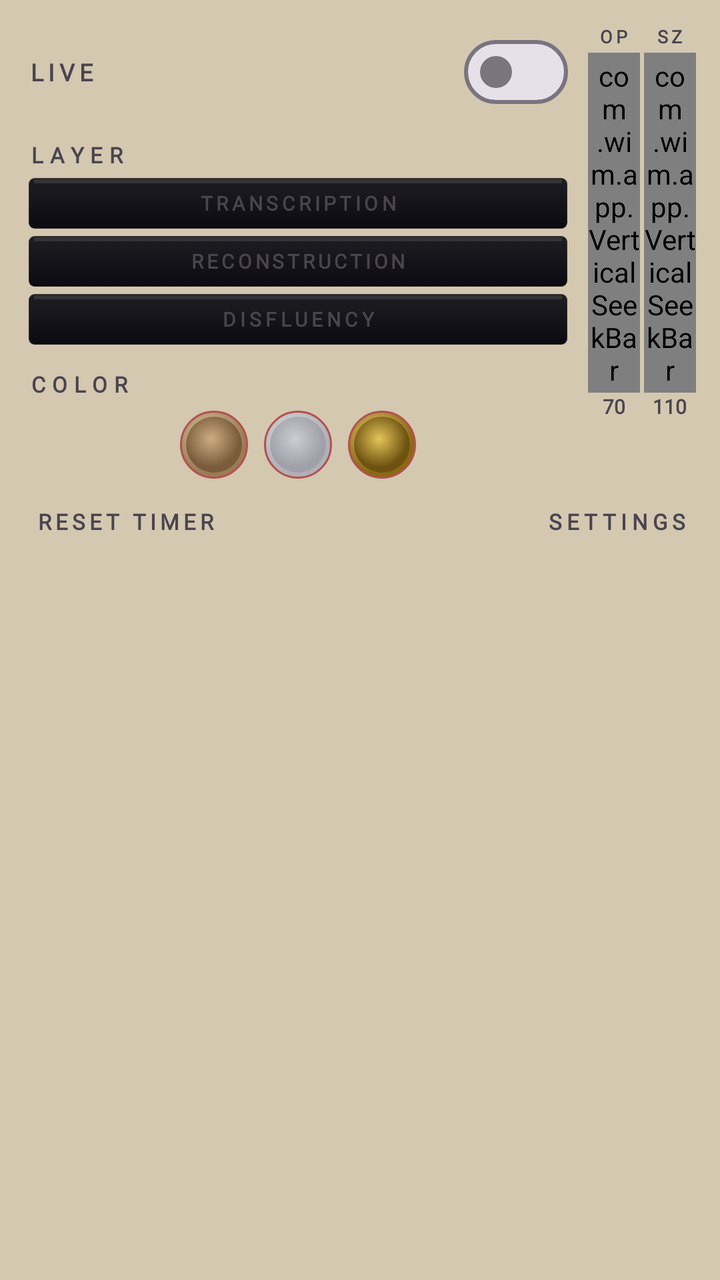
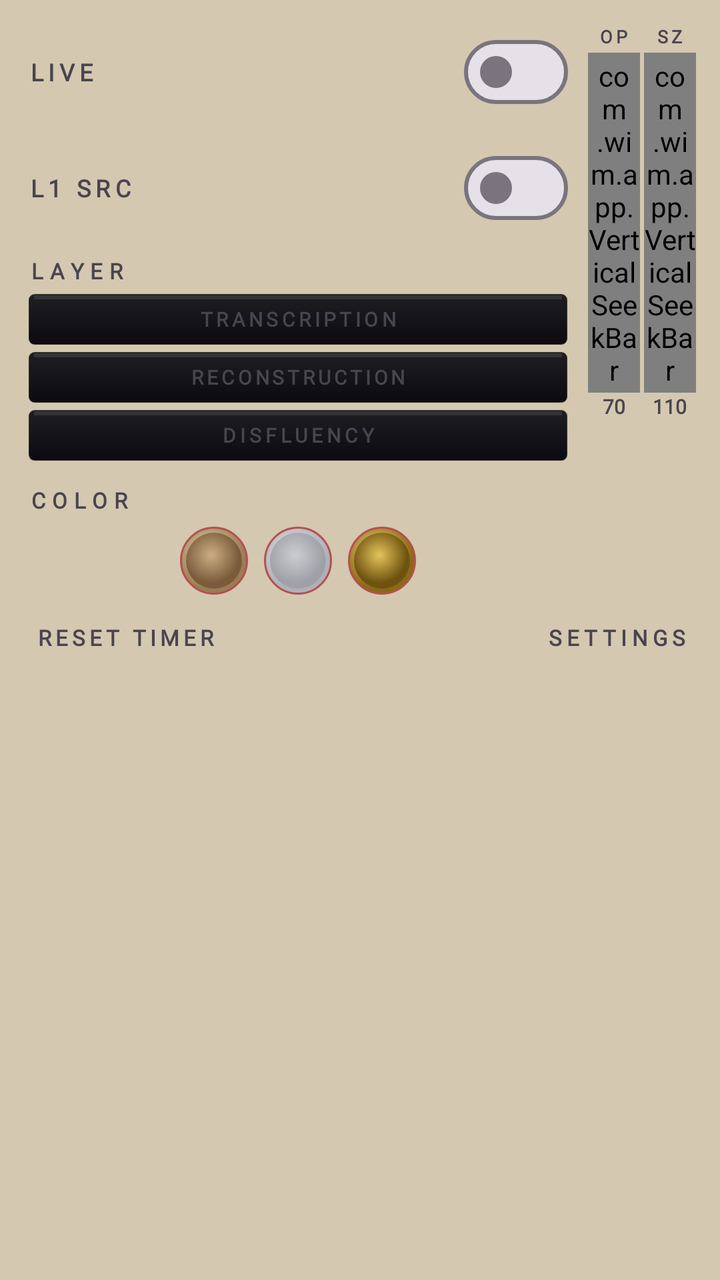

An Android layout rendered at two revisions. The XML below is the earlier revision; the diff shows what the commit changed to produce the second picture.
<!-- AndroidManifest.xml: application theme Theme.WhatIMeant -->
<!-- res/layout/bubble_menu.xml -->
<?xml version="1.0" encoding="utf-8"?>
<LinearLayout xmlns:android="http://schemas.android.com/apk/res/android"
    android:id="@+id/menuRoot"
    android:layout_width="220dp"
    android:layout_height="wrap_content"
    android:orientation="vertical"
    android:elevation="14dp"
    android:paddingStart="14dp"
    android:paddingEnd="12dp"
    android:paddingTop="12dp"
    android:paddingBottom="22dp">

    
    <LinearLayout
        android:layout_width="match_parent"
        android:layout_height="wrap_content"
        android:orientation="horizontal">

        
        <LinearLayout
            android:layout_width="0dp"
            android:layout_weight="1"
            android:layout_height="wrap_content"
            android:orientation="vertical">

            
            <LinearLayout
                android:layout_width="match_parent"
                android:layout_height="wrap_content"
                android:orientation="horizontal"
                android:gravity="center_vertical"
                android:layout_marginBottom="10dp">

                <TextView
                    android:id="@+id/menuLiveLabel"
                    android:layout_width="0dp"
                    android:layout_weight="1"
                    android:layout_height="wrap_content"
                    android:text="LIVE"
                    android:textSize="12sp"
                    android:fontFamily="@font/josefin_sans"
                    android:textStyle="bold"
                    android:letterSpacing="0.20" />

                <com.google.android.material.materialswitch.MaterialSwitch
                    android:id="@+id/menuLiveToggle"
                    android:layout_width="wrap_content"
                    android:layout_height="wrap_content" />
            </LinearLayout>

            
            <TextView
                android:id="@+id/menuLayerLabel"
                android:layout_width="match_parent"
                android:layout_height="wrap_content"
                android:text="LAYER"
                android:textSize="11sp"
                android:fontFamily="@font/josefin_sans"
                android:textStyle="bold"
                android:letterSpacing="0.30"
                android:layout_marginBottom="4dp" />

            
            <TextView
                android:id="@+id/menuLayer1"
                android:layout_width="match_parent"
                android:layout_height="26dp"
                android:text="TRANSCRIPTION"
                android:textSize="10sp"
                android:fontFamily="@font/josefin_sans"
                android:textStyle="bold"
                android:gravity="center"
                android:letterSpacing="0.18"
                android:background="@drawable/nameplate_bg"
                android:layout_marginBottom="3dp" />

            <TextView
                android:id="@+id/menuLayer2"
                android:layout_width="match_parent"
                android:layout_height="26dp"
                android:text="RECONSTRUCTION"
                android:textSize="10sp"
                android:fontFamily="@font/josefin_sans"
                android:textStyle="bold"
                android:gravity="center"
                android:letterSpacing="0.16"
                android:background="@drawable/nameplate_bg"
                android:layout_marginBottom="3dp" />

            <TextView
                android:id="@+id/menuLayer4"
                android:layout_width="match_parent"
                android:layout_height="26dp"
                android:text="DISFLUENCY"
                android:textSize="10sp"
                android:fontFamily="@font/josefin_sans"
                android:textStyle="bold"
                android:gravity="center"
                android:letterSpacing="0.20"
                android:background="@drawable/nameplate_bg"
                android:layout_marginBottom="12dp" />

            
            <TextView
                android:id="@+id/menuColorLabel"
                android:layout_width="match_parent"
                android:layout_height="wrap_content"
                android:text="COLOR"
                android:textSize="11sp"
                android:fontFamily="@font/josefin_sans"
                android:textStyle="bold"
                android:letterSpacing="0.30"
                android:layout_marginBottom="6dp" />

            
            <LinearLayout
                android:layout_width="match_parent"
                android:layout_height="34dp"
                android:orientation="horizontal"
                android:gravity="center">

                <View
                    android:id="@+id/menuThemeBronze"
                    android:layout_width="34dp"
                    android:layout_height="34dp"
                    android:background="@drawable/color_indicator_bronze"
                    android:layout_marginEnd="8dp"
                    android:contentDescription="Bronze" />
                <View
                    android:id="@+id/menuThemeAluminum"
                    android:layout_width="34dp"
                    android:layout_height="34dp"
                    android:background="@drawable/color_indicator_silver"
                    android:layout_marginEnd="8dp"
                    android:contentDescription="Silver" />
                <View
                    android:id="@+id/menuThemeGunmetal"
                    android:layout_width="34dp"
                    android:layout_height="34dp"
                    android:background="@drawable/color_indicator_gold"
                    android:contentDescription="Gold" />
            </LinearLayout>
        </LinearLayout>

        
        <LinearLayout
            android:layout_width="wrap_content"
            android:layout_height="match_parent"
            android:orientation="horizontal"
            android:layout_marginStart="10dp"
            android:gravity="top">

            
            <LinearLayout
                android:layout_width="wrap_content"
                android:layout_height="wrap_content"
                android:orientation="vertical"
                android:gravity="center_horizontal">

                <TextView
                    android:id="@+id/menuOpacityLabel"
                    android:layout_width="wrap_content"
                    android:layout_height="wrap_content"
                    android:text="OP"
                    android:textSize="9sp"
                    android:fontFamily="@font/josefin_sans"
                    android:textStyle="bold"
                    android:letterSpacing="0.20"
                    android:layout_marginBottom="2dp" />

                <com.wim.app.VerticalSeekBar
                    android:id="@+id/menuOpacitySeek"
                    android:layout_width="26dp"
                    android:layout_height="170dp"
                    android:min="20"
                    android:max="100"
                    android:progress="70"
                    android:thumb="@drawable/fader_thumb"
                    android:splitTrack="false"
                    android:paddingTop="0dp"
                    android:paddingBottom="0dp" />

                <TextView
                    android:id="@+id/menuOpacityValue"
                    android:layout_width="wrap_content"
                    android:layout_height="wrap_content"
                    android:text="70"
                    android:textSize="10sp"
                    android:fontFamily="@font/josefin_sans"
                    android:textStyle="bold"
                    android:layout_marginTop="0dp" />
            </LinearLayout>

            
            <LinearLayout
                android:layout_width="wrap_content"
                android:layout_height="wrap_content"
                android:orientation="vertical"
                android:gravity="center_horizontal"
                android:layout_marginStart="2dp">

                <TextView
                    android:id="@+id/menuSizeLabel"
                    android:layout_width="wrap_content"
                    android:layout_height="wrap_content"
                    android:text="SZ"
                    android:textSize="9sp"
                    android:fontFamily="@font/josefin_sans"
                    android:textStyle="bold"
                    android:letterSpacing="0.20"
                    android:layout_marginBottom="2dp" />

                <com.wim.app.VerticalSeekBar
                    android:id="@+id/menuSizeSeek"
                    android:layout_width="26dp"
                    android:layout_height="170dp"
                    android:min="70"
                    android:max="150"
                    android:progress="110"
                    android:thumb="@drawable/fader_thumb"
                    android:splitTrack="false"
                    android:paddingTop="0dp"
                    android:paddingBottom="0dp" />

                <TextView
                    android:id="@+id/menuSizeValue"
                    android:layout_width="wrap_content"
                    android:layout_height="wrap_content"
                    android:text="110"
                    android:textSize="10sp"
                    android:fontFamily="@font/josefin_sans"
                    android:textStyle="bold"
                    android:layout_marginTop="0dp" />
            </LinearLayout>
        </LinearLayout>
    </LinearLayout>

    
    <LinearLayout
        android:layout_width="match_parent"
        android:layout_height="wrap_content"
        android:orientation="horizontal"
        android:layout_marginTop="10dp">

        <TextView
            android:id="@+id/menuResetTimer"
            android:layout_width="wrap_content"
            android:layout_height="wrap_content"
            android:text="RESET TIMER"
            android:textSize="11sp"
            android:fontFamily="@font/josefin_sans"
            android:textStyle="bold"
            android:letterSpacing="0.18"
            android:padding="4dp" />

        <Space
            android:layout_width="0dp"
            android:layout_weight="1"
            android:layout_height="0dp" />

        <TextView
            android:id="@+id/menuOpenSettings"
            android:layout_width="wrap_content"
            android:layout_height="wrap_content"
            android:text="SETTINGS"
            android:textSize="11sp"
            android:fontFamily="@font/josefin_sans"
            android:textStyle="bold"
            android:letterSpacing="0.22"
            android:padding="4dp" />
    </LinearLayout>
</LinearLayout>
<!-- resources referenced by this layout -->
<resources>
  <!-- drawable fader_thumb (drawable) -->
  <?xml version="1.0" encoding="utf-8"?>
  <layer-list xmlns:android="http://schemas.android.com/apk/res/android">
      
      <item>
          <shape android:shape="rectangle">
              <gradient
                  android:startColor="#FFE0D4B0"
                  android:centerColor="#FFC8B48A"
                  android:endColor="#FF8A7656"
                  android:angle="270" />
              <corners android:radius="3dp" />
              <stroke android:width="0.7dp" android:color="#FF1A0F08" />
              <size android:width="20dp" android:height="20dp" />
          </shape>
      </item>
      
      <item android:top="9dp" android:bottom="9dp" android:left="3dp" android:right="3dp">
          <shape android:shape="rectangle">
              <solid android:color="#FFB55050" />
          </shape>
      </item>
      
      <item android:top="2dp" android:bottom="15dp" android:left="3dp" android:right="3dp">
          <shape android:shape="rectangle">
              <solid android:color="#66FFFFFF" />
          </shape>
      </item>
  </layer-list>
  <style name="Theme.WhatIMeant" parent="Theme.Material3.DayNight.NoActionBar">
          <item name="colorPrimary">@color/red_primary</item>
          <item name="colorOnPrimary">@color/text_white</item>
          <item name="colorPrimaryContainer">@color/bg_surface</item>
          <item name="colorOnPrimaryContainer">@color/text_primary</item>
          <item name="colorSecondary">@color/bg_surface</item>
          <item name="colorSurface">@color/bg_base</item>
          <item name="colorOnSurface">@color/text_primary</item>
          <item name="android:windowBackground">@color/bg_base</item>
          <item name="android:statusBarColor">@color/bg_surface</item>
          <item name="android:navigationBarColor">@color/bg_surface</item>
          <item name="android:colorBackground">@color/bg_base</item>
          <item name="android:textColorPrimary">@color/text_primary</item>
          <item name="android:textColorSecondary">@color/text_secondary</item>
          <item name="colorSurfaceVariant">@color/bg_elevated</item>
      </style>
  <color name="red_primary">#FFB91C1C</color>
  <color name="text_white">#FF1A1612</color>
  <color name="bg_surface">#FFE8DDC4</color>
  <color name="text_primary">#FF2A2420</color>
  <color name="bg_base">#FFD4C8B0</color>
  <color name="text_secondary">#FF6B5D4A</color>
  <color name="bg_elevated">#FFF0E8D8</color>
  <!-- unchanged entries left out for length: 4 -->
</resources>

<!-- the commit's change to res/layout/bubble_menu.xml (unified diff, before → after) -->
@@ -44,6 +44,31 @@
 
                 <com.google.android.material.materialswitch.MaterialSwitch
                     android:id="@+id/menuLiveToggle"
+                    android:layout_width="wrap_content"
+                    android:layout_height="wrap_content" />
+            </LinearLayout>
+
+            
+            <LinearLayout
+                android:layout_width="match_parent"
+                android:layout_height="wrap_content"
+                android:orientation="horizontal"
+                android:gravity="center_vertical"
+                android:layout_marginBottom="10dp">
+
+                <TextView
+                    android:id="@+id/menuL1AsrLabel"
+                    android:layout_width="0dp"
+                    android:layout_weight="1"
+                    android:layout_height="wrap_content"
+                    android:text="L1 SRC"
+                    android:textSize="12sp"
+                    android:fontFamily="@font/josefin_sans"
+                    android:textStyle="bold"
+                    android:letterSpacing="0.20" />
+
+                <com.google.android.material.materialswitch.MaterialSwitch
+                    android:id="@+id/menuL1AsrToggle"
                     android:layout_width="wrap_content"
                     android:layout_height="wrap_content" />
             </LinearLayout>
